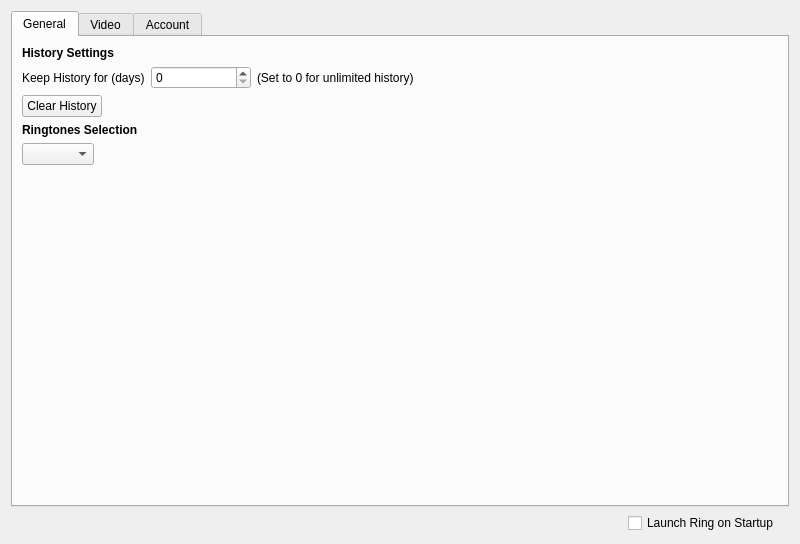
Before: the Qt Designer form configurationwidget.ui in savoirfairelinux/jami-client-windows, drawn with Qt 5.
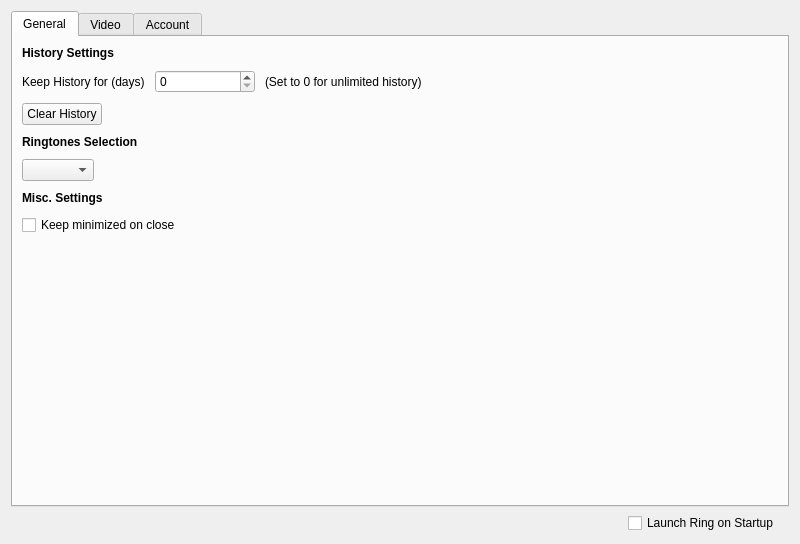
After: the same form once the commit is applied. Icons and pictures are not drawn. Custom widgets are drawn as their Qt base class.

Commit message:
settings: add option to stay minimized instead of close
Refs #75805

Patch:
```diff
--- a/configurationwidget.ui
+++ b/configurationwidget.ui
@@ -30,6 +30,9 @@
        <string>General</string>
       </attribute>
       <layout class="QVBoxLayout" name="verticalLayout_2">
+       <property name="spacing">
+        <number>10</number>
+       </property>
        <item>
         <widget class="QLabel" name="label">
          <property name="font">
@@ -131,6 +134,26 @@
          </item>
         </layout>
        </item>
+       <item>
+        <widget class="QLabel" name="label_5">
+         <property name="font">
+          <font>
+           <weight>75</weight>
+           <bold>true</bold>
+          </font>
+         </property>
+         <property name="text">
+          <string>Misc. Settings</string>
+         </property>
+        </widget>
+       </item>
+       <item>
+        <widget class="QCheckBox" name="closeOrMinCheckBox">
+         <property name="text">
+          <string>Keep minimized on close</string>
+         </property>
+        </widget>
+       </item>
        <item>
         <spacer name="verticalSpacer_2">
          <property name="orientation">
```
The commit also changes 7 other files.
